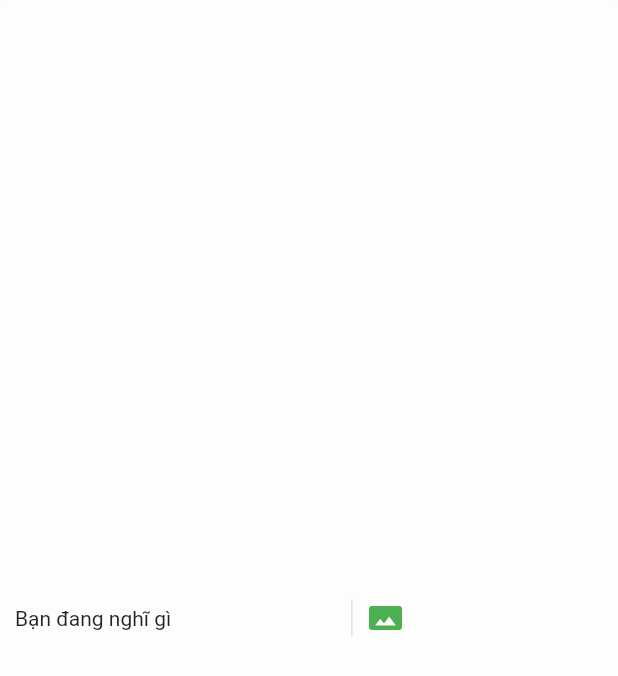
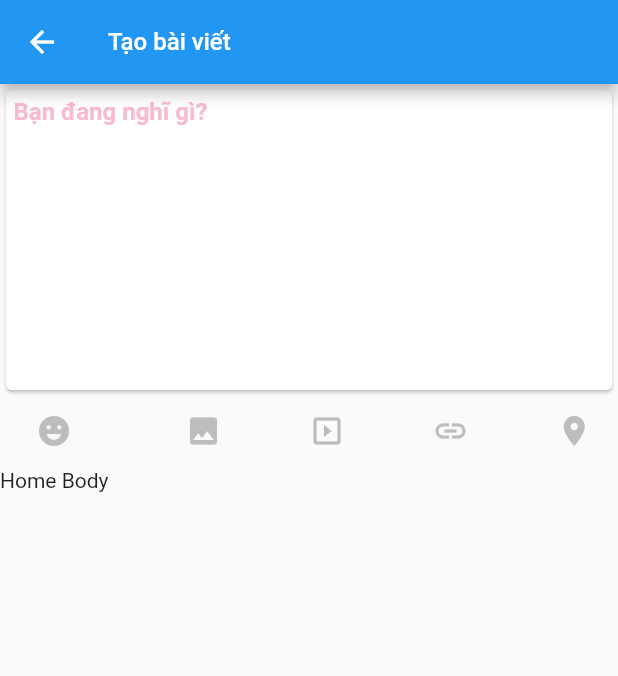
Before and after one commit to quochuy1508/profile-zalo, a Flutter app: the FormInputCreatePost widget shown alone on an empty page, opened directly, after a tap on "Bạn đang nghĩ gì", on a phone screen of 412 x 824 dp. Shown: the top 676 px of the screen. Run offline on Flutter 3.47's test engine with Material 2 defaults, Android fonts, the phone set to English and light mode, and no system bars; our stand-ins replace flutter_redux, image_picker, redux, redux_thunk, timelines; accounts and stored records are empty.

```diff
--- a/lib/Component/Body/FormInputCreatePost.dart
+++ b/lib/Component/Body/FormInputCreatePost.dart
@@ -1,4 +1,5 @@
 import 'package:flutter/material.dart';
+import 'package:sample_flutter_redux_app/page/FormPost.dart';
 
 class FormInputCreatePost extends StatelessWidget {
   @override
@@ -22,7 +23,8 @@ class FormInputCreatePost extends StatelessWidget {
                       margin: EdgeInsets.only(top: 20, bottom: 20, left: 10)),
                   InkWell(
                     onTap: () {
-                      Navigator.pushNamed(context, "about");
+                      // Navigator.pushNamed(context, "about");
+                      Navigator.pushNamed(context, FormPost.routeName);
                     },
                     child: new Text(
                       "Bạn đang nghĩ gì",
--- a/lib/Component/MoreInfo/MoreInfo.dart
+++ b/lib/Component/MoreInfo/MoreInfo.dart
@@ -5,6 +5,7 @@ import 'package:flutter_redux/flutter_redux.dart';
 import 'package:sample_flutter_redux_app/models/user/user_state.dart';
 
 class MoreInfo extends StatelessWidget {
+  static const routeName = '/moreInfo';
   @override
   Widget build(BuildContext context) {
     return StoreConnector<AppState, _ViewModel>(
--- a/lib/Component/Post/PostItem.dart
+++ b/lib/Component/Post/PostItem.dart
@@ -99,7 +99,7 @@ class _PostItemState extends State<PostItem> {
                                   fontWeight: FontWeight.bold,
                                   fontStyle: FontStyle.italic),
                             )),
-                        // ImageItem(images: widget.images),
+                        ImageItem(images: widget.images),
                         Padding(
                             padding: const EdgeInsets.all(10.0),
                             child: Row(
--- a/lib/main.dart
+++ b/lib/main.dart
@@ -3,9 +3,9 @@ import 'package:redux/redux.dart';
 import 'package:flutter_redux/flutter_redux.dart';
 import 'package:redux_thunk/redux_thunk.dart';
 import 'package:sample_flutter_redux_app/Component/MoreInfo/MoreInfo.dart';
-import 'package:sample_flutter_redux_app/Component/ShowFullImage/ShowImage.dart';
 import 'package:sample_flutter_redux_app/Component/User/ChangeImageView.dart';
 import 'package:sample_flutter_redux_app/models/models.dart';
+import 'package:sample_flutter_redux_app/page/FormPost.dart';
 import 'package:sample_flutter_redux_app/page/Profile.dart';
 import 'package:sample_flutter_redux_app/reducers/app_reducer.dart';
 
@@ -44,7 +44,8 @@ class MyApp extends StatelessWidget {
           // When navigating to the "/" route, build the FirstScreen widget.
           ProfilePage.routeName: (context) => ProfilePage(),
           // When navigating to the "/second" route, build the SecondScreen widget.
-          '/moreInfo': (context) => MoreInfo(),
+          MoreInfo.routeName: (context) => MoreInfo(),
+          FormPost.routeName: (context) => FormPost(),
           ChangeImageView.routeName: (context) => ChangeImageView(),
         });
   }
--- /dev/null
+++ b/lib/page/FormPost.dart
@@ -0,0 +1,150 @@
+import 'package:flutter/material.dart';
+import 'package:redux/redux.dart';
+import 'package:sample_flutter_redux_app/models/app_state.dart';
+import 'package:flutter_redux/flutter_redux.dart';
+import 'package:sample_flutter_redux_app/models/user/user_state.dart';
+// import 'package:photo_manager/photo_manager.dart';
+
+class FormPost extends StatelessWidget {
+  static const routeName = '/formPost';
+  @override
+  Widget build(BuildContext context) {
+    return StoreConnector<AppState, _ViewModel>(
+        converter: (Store<AppState> store) => _ViewModel.fromStore(store),
+        builder: (BuildContext context, _ViewModel vm) {
+          return Scaffold(
+              appBar: AppBar(
+                title: Container(
+                    margin: EdgeInsets.only(left: 0),
+                    padding: EdgeInsets.only(left: 0),
+                    child: Text(
+                      "Tạo bài viết",
+                      style: TextStyle(fontSize: 16),
+                    )),
+              ),
+              body: Column(
+                children: <Widget>[
+                  Card(
+                      color: Colors.white,
+                      child: Padding(
+                        padding: EdgeInsets.all(5.0),
+                        child: TextField(
+                          maxLines: 10,
+                          decoration: InputDecoration.collapsed(
+                              hintStyle: TextStyle(
+                                  color: Colors.pink[100],
+                                  fontWeight: FontWeight.bold),
+                              hintText: "Bạn đang nghĩ gì?"),
+                          style: TextStyle(
+                              color: Colors.pink[100],
+                              fontWeight: FontWeight.bold),
+                        ),
+                      )),
+                  _tabSection(context),
+                ],
+              ));
+        });
+  }
+}
+
+Widget _tabSection(BuildContext context) {
+  return DefaultTabController(
+    length: 5,
+    child: Column(
+      mainAxisSize: MainAxisSize.min,
+      children: <Widget>[
+        Container(
+          child: TabBar(indicatorColor: Colors.transparent, tabs: [
+            Container(
+              width: 70.0,
+              margin: EdgeInsets.only(right: 100),
+              child: Tab(
+                icon: IconButton(
+                  icon: new Icon(Icons.emoji_emotions),
+                  highlightColor: Colors.grey[400],
+                  color: Colors.grey[400],
+                  onPressed: () async {
+                    // ### Add the next 2 lines ###
+                    // final permitted = await PhotoManager.requestPermission();
+                    // if (!permitted) return;
+                    // // ######
+                    // Navigator.of(context).push(
+                    //   MaterialPageRoute(builder: (_) => Gallery()),
+                    // );
+                  },
+                ),
+              ),
+            ),
+            Container(
+              width: 0.0,
+              // padding: EdgeInsets.only(right: 100),
+              child: Tab(
+                  icon: Icon(
+                Icons.image,
+                color: Colors.grey[400],
+                // size: 5,
+              )),
+            ),
+            Container(
+              width: 0.0,
+              child: Tab(
+                  icon: Icon(
+                Icons.slideshow,
+                color: Colors.grey[400],
+                // size: 5,
+              )),
+            ),
+            Container(
+              width: 0.0,
+              child: Tab(
+                  icon: Icon(
+                Icons.link,
+                color: Colors.grey[400],
+                // size: 5,
+              )),
+            ),
+            Container(
+              width: 0.0,
+              child: Tab(
+                  icon: Icon(
+                Icons.location_on,
+                color: Colors.grey[400],
+                // size: 5,
+              )),
+            ),
+          ]),
+        ),
+        Container(
+          //Add this to give height
+          height: MediaQuery.of(context).size.height / 17 * 5,
+          child: TabBarView(children: [
+            Container(
+              child: Text("Home Body"),
+            ),
+            Container(
+              child: Text("Articles Body"),
+            ),
+            Container(
+              child: Text("User Body"),
+            ),
+            Container(
+              child: Text("User Body"),
+            ),
+            Container(
+              child: Text("User Body"),
+            ),
+          ]),
+        ),
+      ],
+    ),
+  );
+}
+
+class _ViewModel {
+  final UserState userState;
+  _ViewModel({@required this.userState});
+
+  static _ViewModel fromStore(Store<AppState> store) {
+    return _ViewModel(userState: store.state.user);
+  }
+}
--- a/pubspec.yaml
+++ b/pubspec.yaml
@@ -30,6 +30,7 @@ dependencies:
   # Use with the CupertinoIcons class for iOS style icons.
   cupertino_icons: ^0.1.2
   image_picker: ^0.7.5
+  photo_manager: ^1.2.0
 
 dev_dependencies:
   flutter_test:
```
Also changed, not shown: pubspec.lock, 7 other files.
